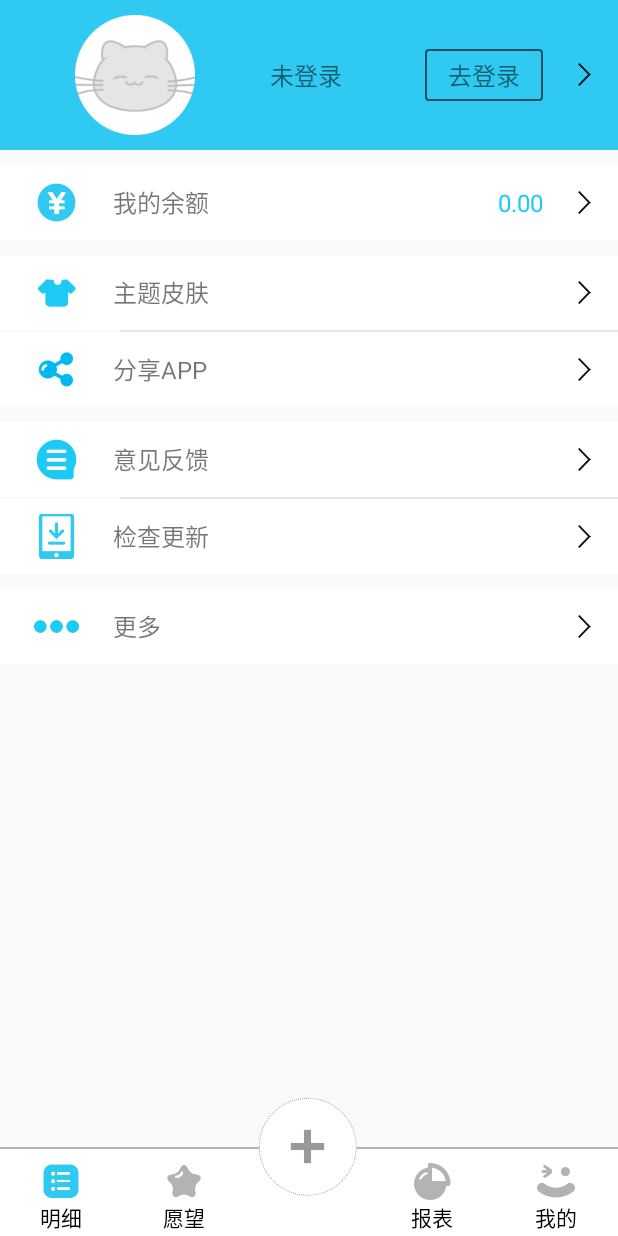
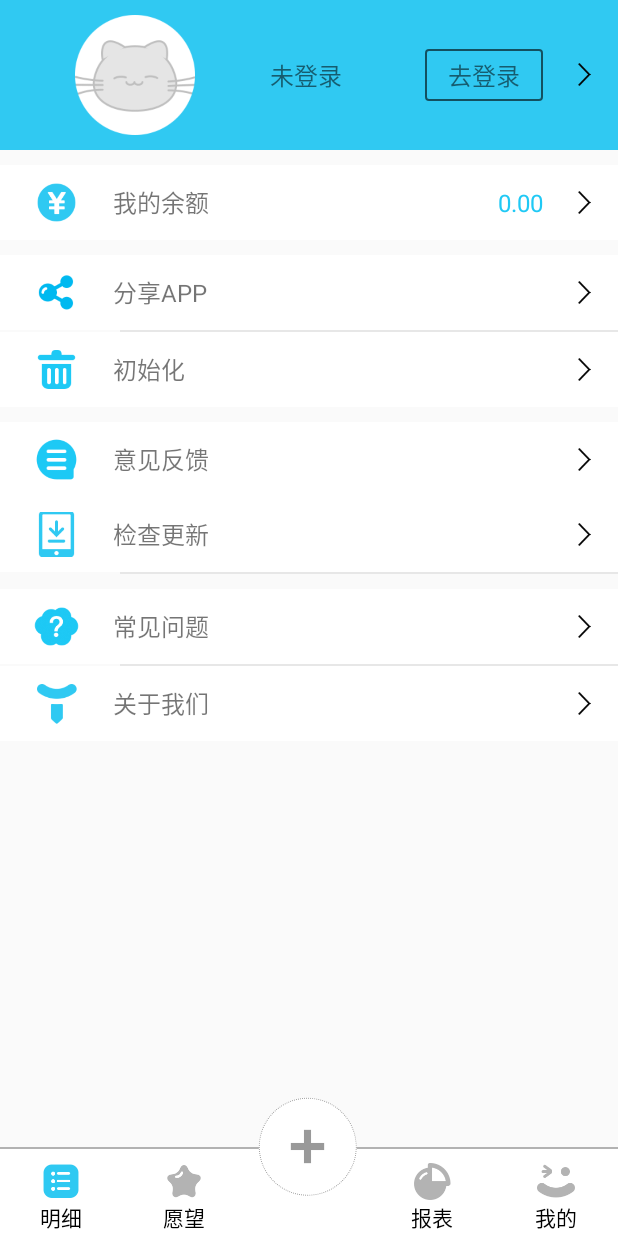
Before and after one commit to Shine-Zhang/MyAccount, an Android app: the MainActivity screen opened directly, with no data from a screen before it, on a phone screen of 412 x 824 dp. Run offline under Robolectric (Android 15) with nearby library versions, the phone set to English and light mode, and no system bars; our stand-ins replace CircleImageView.

Commit message:
提交人：钟云婷      本次提交，增加了“我的”页面上点击后跳转的七个Activity

```diff
--- a/app/src/main/java/com/example/zs/pager/OwnerPager.java
+++ b/app/src/main/java/com/example/zs/pager/OwnerPager.java
@@ -13,17 +13,18 @@ import com.example.zs.view.OwnerItem;
 /**
  * Created by 钟云婷 on 2016/9/2.
  */
-
+//该类实现“我的”页面
 public class OwnerPager extends BasePager {
 
     private static final String TAG = "OwnerPager";
     private OwnerItem oi_ownerpager_login;
     private OwnerItem oi_ownerpager_balance;
-    private OwnerItem oi_ownerpager_theme;
     private OwnerItem oi_ownerpager_share;
     private OwnerItem oi_ownerpager_feedback;
     private OwnerItem oi_ownerpager_update;
-    private OwnerItem oi_ownerpager_more;
+    private OwnerItem oi_ownerpager_initialize;
+    private OwnerItem oi_ownerpager_commonQuestion;
+    private OwnerItem oi_ownerpager_aboutUs;
 
     public OwnerPager(Activity activity) {
         super(activity);
@@ -37,73 +38,105 @@ public class OwnerPager extends BasePager {
         //找出OwnerPagerView中的所有控件
         oi_ownerpager_login = (OwnerItem) OwnerPagerView.findViewById(R.id.oi_ownerpager_login);
         oi_ownerpager_balance = (OwnerItem) OwnerPagerView.findViewById(R.id.oi_ownerpager_balance);
-        oi_ownerpager_theme = (OwnerItem) OwnerPagerView.findViewById(R.id.oi_ownerpager_theme);
         oi_ownerpager_share = (OwnerItem) OwnerPagerView.findViewById(R.id.oi_ownerpager_share);
         oi_ownerpager_feedback = (OwnerItem) OwnerPagerView.findViewById(R.id.oi_ownerpager_feedback);
         oi_ownerpager_update = (OwnerItem) OwnerPagerView.findViewById(R.id.oi_ownerpager_update);
-        oi_ownerpager_more = (OwnerItem) OwnerPagerView.findViewById(R.id.oi_ownerpager_more);
-        Log.i(TAG,"OwnerPager initView!");
+        oi_ownerpager_initialize = (OwnerItem) OwnerPagerView.findViewById(R.id.oi_ownerpager_initialize);
+        oi_ownerpager_commonQuestion = (OwnerItem) OwnerPagerView.findViewById(R.id.oi_ownerpager_commonQuestion);
+        oi_ownerpager_aboutUs = (OwnerItem) OwnerPagerView.findViewById(R.id.oi_ownerpager_aboutUs);
 
-        initMyBalance();
-        initTheme();
-        initShareApp();
-        initFeedback();
-        initUpdate();
-        initMore();
+        initLogin();        //登录
+        initMyBalance();    //我的余额
+        initShareApp();     //分享App
+        initClearALl();     //初始化，最初状态
+        initFeedback();     //意见反馈
+        initUpdate();       //检测更新
+        initQuestion();     //常见问题
+        initAboutUs();      //关于我们
 
         return OwnerPagerView;
     }
 
-    //初始化more条目，添加点击事件
-    private void initMore() {
-        oi_ownerpager_more.setMyOwnerItemOnClickListener(new OwnerItem.MyOwnerItemOnClickListener() {
-            //被点击则跳转到more页面
+    //初始化 登录 条目，添加点击事件
+    private void initLogin() {
+        Log.i(TAG,"initMyBalance coming!");
+        oi_ownerpager_login.setMyOwnerItemOnClickListener(new OwnerItem.MyOwnerItemOnClickListener() {
+            //为oi_ownerpager_balance条目设置自定义的监听，当该条目被点击测会调用onItemClick()，然后跳转到MyBalance页面
             @Override
             public void onItemClick() {
+                mActivity.startActivity(new Intent(mActivity, MyBalanceActivity.class));
+            }
+        });
+    }
 
+    //初始化 “初始化”条目，添加点击事件
+    private void initClearALl() {
+        Log.i(TAG,"initMyBalance coming!");
+        oi_ownerpager_initialize.setMyOwnerItemOnClickListener(new OwnerItem.MyOwnerItemOnClickListener() {
+            //为oi_ownerpager_balance条目设置自定义的监听，当该条目被点击测会调用onItemClick()，然后跳转到MyBalance页面
+            @Override
+            public void onItemClick() {
+                mActivity.startActivity(new Intent(mActivity, MyBalanceActivity.class));
+            }
+        });
+    }
+
+    //初始化 常见问题 条目，添加点击事件
+    private void initQuestion() {
+        Log.i(TAG,"initMyBalance coming!");
+        oi_ownerpager_commonQuestion.setMyOwnerItemOnClickListener(new OwnerItem.MyOwnerItemOnClickListener() {
+            //为oi_ownerpager_balance条目设置自定义的监听，当该条目被点击测会调用onItemClick()，然后跳转到MyBalance页面
+            @Override
+            public void onItemClick() {
+                mActivity.startActivity(new Intent(mActivity, MyBalanceActivity.class));
+            }
+        });
+    }
+
+    //初始化 关于我们 条目，添加点击事件
+    private void initAboutUs() {
+        Log.i(TAG,"initMyBalance coming!");
+        oi_ownerpager_aboutUs.setMyOwnerItemOnClickListener(new OwnerItem.MyOwnerItemOnClickListener() {
+            //为oi_ownerpager_balance条目设置自定义的监听，当该条目被点击测会调用onItemClick()，然后跳转到MyBalance页面
+            @Override
+            public void onItemClick() {
+                mActivity.startActivity(new Intent(mActivity, MyBalanceActivity.class));
             }
         });
     }
 
     //初始化 检测更新 条目，添加点击事件
     private void initUpdate() {
+        Log.i(TAG,"initMyBalance coming!");
         oi_ownerpager_update.setMyOwnerItemOnClickListener(new OwnerItem.MyOwnerItemOnClickListener() {
+            //为oi_ownerpager_balance条目设置自定义的监听，当该条目被点击测会调用onItemClick()，然后跳转到MyBalance页面
             @Override
             public void onItemClick() {
-
+                mActivity.startActivity(new Intent(mActivity, MyBalanceActivity.class));
             }
         });
     }
 
     //初始化 意见反馈 条目，添加点击事件
     private void initFeedback() {
-
+        Log.i(TAG,"initMyBalance coming!");
         oi_ownerpager_feedback.setMyOwnerItemOnClickListener(new OwnerItem.MyOwnerItemOnClickListener() {
+            //为oi_ownerpager_balance条目设置自定义的监听，当该条目被点击测会调用onItemClick()，然后跳转到MyBalance页面
             @Override
             public void onItemClick() {
-
+                mActivity.startActivity(new Intent(mActivity, MyBalanceActivity.class));
             }
         });
     }
 
     //初始化 分享App 条目，添加点击事件
     private void initShareApp() {
-
+        Log.i(TAG,"initMyBalance coming!");
         oi_ownerpager_share.setMyOwnerItemOnClickListener(new OwnerItem.MyOwnerItemOnClickListener() {
+            //为oi_ownerpager_balance条目设置自定义的监听，当该条目被点击测会调用onItemClick()，然后跳转到MyBalance页面
             @Override
             public void onItemClick() {
-
-            }
-        });
-    }
-
-    //初始化 主题皮肤 条目，添加点击事件
-    private void initTheme() {
-
-        oi_ownerpager_theme.setMyOwnerItemOnClickListener(new OwnerItem.MyOwnerItemOnClickListener() {
-            @Override
-            public void onItemClick() {
-
+                mActivity.startActivity(new Intent(mActivity, MyBalanceActivity.class));
             }
         });
     }
@@ -112,10 +145,9 @@ public class OwnerPager extends BasePager {
     private void initMyBalance() {
         Log.i(TAG,"initMyBalance coming!");
         oi_ownerpager_balance.setMyOwnerItemOnClickListener(new OwnerItem.MyOwnerItemOnClickListener() {
-            //被点击则跳转到MyBalance页面
+            //为oi_ownerpager_balance条目设置自定义的监听，当该条目被点击测会调用onItemClick()，然后跳转到MyBalance页面
             @Override
             public void onItemClick() {
-                Log.i(TAG,"initMyBalance.onItemClick");
                 mActivity.startActivity(new Intent(mActivity, MyBalanceActivity.class));
             }
         });
--- a/app/src/main/res/layout/ownerpager_main.xml
+++ b/app/src/main/res/layout/ownerpager_main.xml
@@ -46,6 +46,7 @@
         <TextView
             android:layout_width="wrap_content"
             android:layout_height="wrap_content"
+            android:id="@+id/tv_ownerpager_mybalance"
             android:layout_alignParentRight="true"
             android:layout_centerVertical="true"
             android:layout_marginRight="50dp"
@@ -53,14 +54,15 @@
             android:textColor="#20C9F5"
             android:text="0.00" />
     </RelativeLayout>
+
     <com.example.zs.view.OwnerItem
         android:layout_width="match_parent"
         android:layout_height="50dp"
-        app:ownerItemIcon="@drawable/ic_zhuti_default"
-        app:ownerItemTitle="主题皮肤"
+        app:ownerItemIcon="@drawable/ic_share_default"
         android:layout_marginTop="10dp"
+        app:ownerItemTitle="分享APP"
         android:background="#FFF"
-        android:id="@+id/oi_ownerpager_theme"
+        android:id="@+id/oi_ownerpager_share"
         ></com.example.zs.view.OwnerItem>
     <View
         android:layout_width="match_parent"
@@ -70,10 +72,10 @@
     <com.example.zs.view.OwnerItem
         android:layout_width="match_parent"
         android:layout_height="50dp"
-        app:ownerItemIcon="@drawable/ic_share_default"
-        app:ownerItemTitle="分享APP"
+        app:ownerItemIcon="@drawable/ic_chushihua_default"
+        app:ownerItemTitle="初始化"
         android:background="#FFF"
-        android:id="@+id/oi_ownerpager_share"
+        android:id="@+id/oi_ownerpager_initialize"
         ></com.example.zs.view.OwnerItem>
     <com.example.zs.view.OwnerItem
         android:layout_width="match_parent"
@@ -84,6 +86,15 @@
         android:background="#FFF"
         android:id="@+id/oi_ownerpager_feedback"
         ></com.example.zs.view.OwnerItem>
+
+    <com.example.zs.view.OwnerItem
+        android:layout_width="match_parent"
+        android:layout_height="50dp"
+        app:ownerItemIcon="@drawable/ic_upgrade_default"
+        app:ownerItemTitle="检查更新"
+        android:background="#FFF"
+        android:id="@+id/oi_ownerpager_update"
+        ></com.example.zs.view.OwnerItem>
     <View
         android:layout_width="match_parent"
         android:layout_height="1dp"
@@ -92,18 +103,24 @@
     <com.example.zs.view.OwnerItem
         android:layout_width="match_parent"
         android:layout_height="50dp"
-        app:ownerItemIcon="@drawable/ic_upgrade_default"
-        app:ownerItemTitle="检查更新"
+        app:ownerItemIcon="@drawable/ic_wenti_default"
+        android:layout_marginTop="10dp"
+        app:ownerItemTitle="常见问题"
         android:background="#FFF"
-        android:id="@+id/oi_ownerpager_update"
+        android:id="@+id/oi_ownerpager_commonQuestion"
         ></com.example.zs.view.OwnerItem>
+    <View
+        android:layout_width="match_parent"
+        android:layout_height="1dp"
+        android:background="@drawable/abc_list_pressed_holo_light"
+        android:layout_marginLeft="80dp"/>
     <com.example.zs.view.OwnerItem
         android:layout_width="match_parent"
         android:layout_height="50dp"
-        app:ownerItemIcon="@drawable/ic_more_default"
-        android:layout_marginTop="10dp"
-        app:ownerItemTitle="更多"
+        app:ownerItemIcon="@drawable/ic_guanyu_default"
+        app:ownerItemTitle="关于我们"
         android:background="#FFF"
-        android:id="@+id/oi_ownerpager_more"
+        android:id="@+id/oi_ownerpager_aboutUs"
         ></com.example.zs.view.OwnerItem>
+
 </LinearLayout>
```
Also changed, not shown: app/src/main/AndroidManifest.xml (+8 -2 lines), app/src/main/java/com/example/zs/myaccount/AboutUsActivity.java (added, +13 -0 lines), app/src/main/java/com/example/zs/myaccount/FeedbackActivity.java (added, +13 -0 lines), app/src/main/java/com/example/zs/myaccount/InitializeActivity.java (added, +13 -0 lines), app/src/main/java/com/example/zs/myaccount/LoginActivity.java (added, +13 -0 lines), app/src/main/java/com/example/zs/myaccount/QuestionActivity.java (added, +13 -0 lines), app/src/main/java/com/example/zs/myaccount/ShareAppActivity.java (added, +13 -0 lines), app/src/main/res/layout/activity_about_us.xml (added, +12 -0 lines), app/src/main/res/layout/activity_feedback.xml (added, +15 -0 lines), app/src/main/res/layout/activity_initialize.xml (added, +15 -0 lines), app/src/main/res/layout/activity_login.xml (added, +16 -0 lines), app/src/main/res/layout/activity_question.xml (added, +15 -0 lines), app/src/main/res/layout/activity_share_app.xml (added, +15 -0 lines), app/src/main/res/drawable/ic_chushihua_default.png (added), 2 more files.
